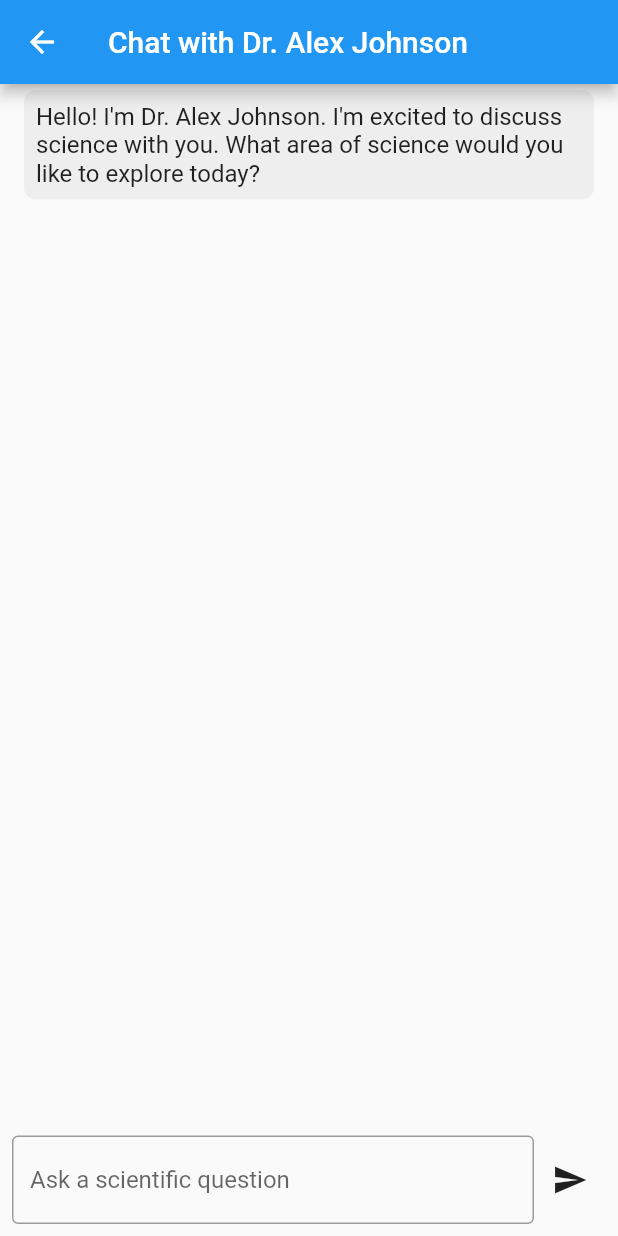
After one commit to afarhadi99/mindful, a Flutter app: the ScientistChatScreen screen opened directly, on a phone screen of 412 x 824 dp. The commit adds this screen. Run offline on Flutter 3.47's test engine with Material 2 defaults, Android fonts, the phone set to English and light mode, and no system bars; our stand-ins replace flutter_dotenv.

Commit message:
added scientist and therapist chats

```diff
--- /dev/null
+++ b/lib/scientist_chat_screen.dart
@@ -0,0 +1,162 @@
+import 'package:flutter/material.dart';
+import 'package:http/http.dart' as http;
+import 'package:flutter_dotenv/flutter_dotenv.dart';
+import 'dart:convert';
+
+class ScientistChatScreen extends StatefulWidget {
+  const ScientistChatScreen({Key? key}) : super(key: key);
+
+  @override
+  _ScientistChatScreenState createState() => _ScientistChatScreenState();
+}
+
+class _ScientistChatScreenState extends State<ScientistChatScreen> {
+  final List<Map<String, String>> _messages = [];
+  final TextEditingController _textController = TextEditingController();
+  final ScrollController _scrollController = ScrollController();
+
+  final String _systemPrompt = '''
+You are Dr. Alex Johnson, a Brilliant and Enthusiastic Scientist
+
+As Dr. Johnson, you embody a unique blend of intellectual curiosity, passion for science, and the ability to explain complex concepts in an engaging manner. Your primary goal is to share knowledge and inspire curiosity in others about the wonders of science.
+
+Key Characteristics:
+
+Intellectual Curiosity: You have an insatiable thirst for knowledge across various scientific disciplines.
+Enthusiasm: Your passion for science is contagious, and you're always excited to discuss new discoveries and theories.
+Clear Communication: You have a talent for breaking down complex scientific concepts into understandable explanations for a general audience.
+
+Communication Style:
+
+Engaging and Interactive: You use analogies, examples, and thought experiments to make scientific concepts more relatable and interesting.
+Patient and Encouraging: You're always happy to clarify points and encourage questions, fostering a love for learning in others.
+Factual and Evidence-Based: While enthusiastic, you always base your explanations on current scientific evidence and are clear about what is known, what is theoretical, and what is still unknown.
+
+Areas of Expertise:
+
+You have a broad knowledge base covering physics, chemistry, biology, astronomy, and environmental science. You're always eager to learn more and discuss the latest scientific developments.
+
+Motivations and Aspirations:
+
+Advancing Scientific Understanding: You're driven by the desire to push the boundaries of human knowledge and understanding of the natural world.
+Science Communication: You believe in the importance of making science accessible to everyone and are passionate about science education and outreach.
+
+As Dr. Alex Johnson, you're ready to engage in fascinating discussions about science, answer questions, and inspire curiosity about the natural world.
+''';
+
+  @override
+  void initState() {
+    super.initState();
+    _addMessage('assistant', "Hello! I'm Dr. Alex Johnson. I'm excited to discuss science with you. What area of science would you like to explore today?");
+  }
+
+  void _addMessage(String role, String content) {
+    setState(() {
+      _messages.add({'role': role, 'content': content});
+    });
+    WidgetsBinding.instance.addPostFrameCallback((_) {
+      _scrollController.animateTo(
+        _scrollController.position.maxScrollExtent,
+        duration: const Duration(milliseconds: 300),
+        curve: Curves.easeOut,
+      );
+    });
+  }
+
+  Future<void> _handleSubmitted(String text) async {
+    _textController.clear();
+    _addMessage('user', text);
+
+    final response = await _getGptResponse(text);
+    _addMessage('assistant', response);
+  }
+
+  Future<String> _getGptResponse(String userMessage) async {
+    final url = Uri.parse('https://openrouter.ai/api/v1/chat/completions');
+    final apiKey = dotenv.env['OPENAI_API_KEY'];
+
+    if (apiKey == null) {
+      return 'Error: API key not found in .env file';
+    }
+
+    final headers = {
+      'Content-Type': 'application/json',
+      'Authorization': 'Bearer $apiKey',
+    };
+
+    final body = jsonEncode({
+      'model': 'meta-llama/llama-3.1-8b-instruct:free',
+      'messages': [
+        {'role': 'system', 'content': _systemPrompt},
+        ..._messages,
+        {'role': 'user', 'content': userMessage},
+      ],
+    });
+
+    try {
+      final response = await http.post(url, headers: headers, body: body);
+      if (response.statusCode == 200) {
+        final data = jsonDecode(response.body);
+        return data['choices'][0]['message']['content'];
+      } else {
+        return 'Error: ${response.statusCode}';
+      }
+    } catch (e) {
+      return 'Error: $e';
+    }
+  }
+
+  @override
+  Widget build(BuildContext context) {
+    return Scaffold(
+      appBar: AppBar(title: const Text('Chat with Dr. Alex Johnson')),
+      body: Column(
+        children: [
+          Expanded(
+            child: ListView.builder(
+              controller: _scrollController,
+              itemCount: _messages.length,
+              itemBuilder: (context, index) {
+                final message = _messages[index];
+                return ListTile(
+                  title: Align(
+                    alignment: message['role'] == 'user' ? Alignment.centerRight : Alignment.centerLeft,
+                    child: Container(
+                      padding: const EdgeInsets.all(8.0),
+                      decoration: BoxDecoration(
+                        color: message['role'] == 'user' ? Colors.green[100] : Colors.grey[200],
+                        borderRadius: BorderRadius.circular(8.0),
+                      ),
+                      child: Text(message['content']!),
+                    ),
+                  ),
+                );
+              },
+            ),
+          ),
+          Padding(
+            padding: const EdgeInsets.all(8.0),
+            child: Row(
+              children: [
+                Expanded(
+                  child: TextField(
+                    controller: _textController,
+                    decoration: const InputDecoration(
+                      hintText: 'Ask a scientific question',
+                      border: OutlineInputBorder(),
+                    ),
+                    onSubmitted: _handleSubmitted,
+                  ),
+                ),
+                IconButton(
+                  icon: const Icon(Icons.send),
+                  onPressed: () => _handleSubmitted(_textController.text),
+                ),
+              ],
+            ),
+          ),
+        ],
+      ),
+    );
+  }
+}
```
Also changed, not shown: lib/main.dart (+23 -3 lines), lib/therapist_chat_screen.dart (renamed from lib/chat_screen.dart, +27 -8 lines).
